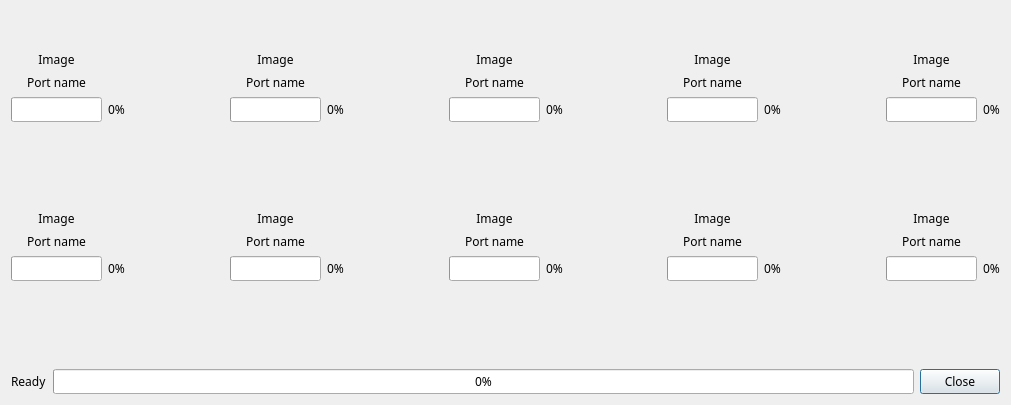
Before: the Qt Designer form modi_firmware_updater/assets/esp32_update_list.ui in LUXROBO/modi-firmware-updater, drawn with Qt 5.
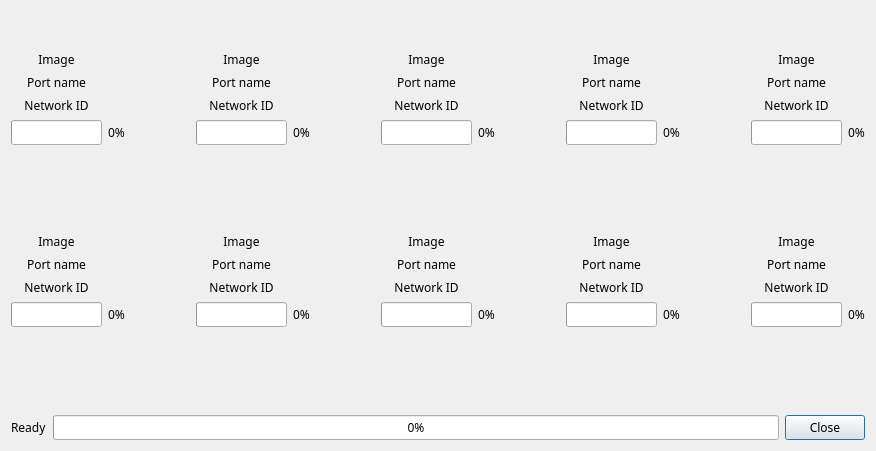
After: the same form once the commit is applied.

Commit message: ESP32 업데이트 UI에 네트워크 모듈 ID 표시

```diff
--- a/modi_firmware_updater/assets/esp32_update_list.ui
+++ b/modi_firmware_updater/assets/esp32_update_list.ui
@@ -6,8 +6,8 @@
    <rect>
     <x>0</x>
     <y>0</y>
-    <width>1011</width>
-    <height>392</height>
+    <width>876</width>
+    <height>429</height>
    </rect>
   </property>
   <property name="sizePolicy">
@@ -63,23 +63,7 @@
     <layout class="QHBoxLayout" name="horizontalLayout">
      <item>
       <layout class="QGridLayout" name="gridLayout">
-       <item row="2" column="0">
-        <widget class="QProgressBar" name="progress_bar_1">
-         <property name="value">
-          <number>0</number>
-         </property>
-         <property name="textVisible">
-          <bool>false</bool>
-         </property>
-         <property name="orientation">
-          <enum>Qt::Horizontal</enum>
-         </property>
-         <property name="textDirection">
-          <enum>QProgressBar::TopToBottom</enum>
-         </property>
-        </widget>
-       </item>
-       <item row="2" column="1">
+       <item row="3" column="1">
         <widget class="QLabel" name="progress_value_1">
          <property name="text">
           <string>0%</string>
@@ -89,16 +73,6 @@
          </property>
         </widget>
        </item>
-       <item row="1" column="0">
-        <widget class="QLabel" name="port_1">
-         <property name="text">
-          <string>Port name</string>
-         </property>
-         <property name="alignment">
-          <set>Qt::AlignCenter</set>
-         </property>
-        </widget>
-       </item>
        <item row="0" column="0">
         <widget class="QLabel" name="image_1">
          <property name="text">
@@ -110,6 +84,32 @@
         </widget>
        </item>
        <item row="3" column="0">
+        <widget class="QProgressBar" name="progress_bar_1">
+         <property name="value">
+          <number>0</number>
+         </property>
+         <property name="textVisible">
+          <bool>false</bool>
+         </property>
+         <property name="orientation">
+          <enum>Qt::Horizontal</enum>
+         </property>
+         <property name="textDirection">
+          <enum>QProgressBar::TopToBottom</enum>
+         </property>
+        </widget>
+       </item>
+       <item row="1" column="0">
+        <widget class="QLabel" name="port_1">
+         <property name="text">
+          <string>Port name</string>
+         </property>
+         <property name="alignment">
+          <set>Qt::AlignCenter</set>
+         </property>
+        </widget>
+       </item>
+       <item row="4" column="0">
         <widget class="QLabel" name="error_message_1">
          <property name="text">
           <string/>
@@ -119,6 +119,16 @@
          </property>
         </widget>
        </item>
+       <item row="2" column="0">
+        <widget class="QLabel" name="network_id_1">
+         <property name="text">
+          <string>Network ID</string>
+         </property>
+         <property name="alignment">
+          <set>Qt::AlignCenter</set>
+         </property>
+        </widget>
+       </item>
       </layout>
      </item>
      <item>
@@ -149,7 +159,7 @@
          </property>
         </widget>
        </item>
-       <item row="2" column="1">
+       <item row="3" column="1">
         <widget class="QLabel" name="progress_value_2">
          <property name="text">
           <string>0%</string>
@@ -159,33 +169,7 @@
          </property>
         </widget>
        </item>
-       <item row="2" column="0">
-        <widget class="QProgressBar" name="progress_bar_2">
-         <property name="value">
-          <number>0</number>
-         </property>
-         <property name="textVisible">
-          <bool>false</bool>
-         </property>
-         <property name="orientation">
-          <enum>Qt::Horizontal</enum>
-         </property>
-         <property name="textDirection">
-          <enum>QProgressBar::TopToBottom</enum>
-         </property>
-        </widget>
-       </item>
-       <item row="0" column="0">
-        <widget class="QLabel" name="image_2">
-         <property name="text">
-          <string>Image</string>
-         </property>
-         <property name="alignment">
-          <set>Qt::AlignCenter</set>
-         </property>
-        </widget>
-       </item>
-       <item row="3" column="0">
+       <item row="4" column="0">
         <widget class="QLabel" name="error_message_2">
          <property name="text">
           <string/>
@@ -195,6 +179,42 @@
          </property>
         </widget>
        </item>
+       <item row="0" column="0">
+        <widget class="QLabel" name="image_2">
+         <property name="text">
+          <string>Image</string>
+         </property>
+         <property name="alignment">
+          <set>Qt::AlignCenter</set>
+         </property>
+        </widget>
+       </item>
+       <item row="3" column="0">
+        <widget class="QProgressBar" name="progress_bar_2">
+         <property name="value">
+          <number>0</number>
+         </property>
+         <property name="textVisible">
+          <bool>false</bool>
+         </property>
+         <property name="orientation">
+          <enum>Qt::Horizontal</enum>
+         </property>
+         <property name="textDirection">
+          <enum>QProgressBar::TopToBottom</enum>
+         </property>
+        </widget>
+       </item>
+       <item row="2" column="0">
+        <widget class="QLabel" name="network_id_2">
+         <property name="text">
+          <string>Network ID</string>
+         </property>
+         <property name="alignment">
+          <set>Qt::AlignCenter</set>
+         </property>
+        </widget>
+       </item>
       </layout>
      </item>
      <item>
@@ -225,17 +245,7 @@
          </property>
         </widget>
        </item>
-       <item row="1" column="0">
-        <widget class="QLabel" name="port_3">
-         <property name="text">
-          <string>Port name</string>
-         </property>
-         <property name="alignment">
-          <set>Qt::AlignCenter</set>
-         </property>
-        </widget>
-       </item>
-       <item row="2" column="0">
+       <item row="3" column="0">
         <widget class="QProgressBar" name="progress_bar_3">
          <property name="value">
           <number>0</number>
@@ -251,7 +261,7 @@
          </property>
         </widget>
        </item>
-       <item row="2" column="1">
+       <item row="3" column="1">
         <widget class="QLabel" name="progress_value_3">
          <property name="text">
           <string>0%</string>
@@ -261,7 +271,17 @@
          </property>
         </widget>
        </item>
-       <item row="3" column="0">
+       <item row="1" column="0">
+        <widget class="QLabel" name="port_3">
+         <property name="text">
+          <string>Port name</string>
+         </property>
+         <property name="alignment">
+          <set>Qt::AlignCenter</set>
+         </property>
+        </widget>
+       </item>
+       <item row="4" column="0">
         <widget class="QLabel" name="error_message_3">
          <property name="text">
           <string/>
@@ -271,6 +291,16 @@
          </property>
         </widget>
        </item>
+       <item row="2" column="0">
+        <widget class="QLabel" name="network_id_3">
+         <property name="text">
+          <string>Network ID</string>
+         </property>
+         <property name="alignment">
+          <set>Qt::AlignCenter</set>
+         </property>
+        </widget>
+       </item>
       </layout>
      </item>
      <item>
@@ -291,17 +321,7 @@
      </item>
      <item>
       <layout class="QGridLayout" name="gridLayout_4">
-       <item row="0" column="0">
-        <widget class="QLabel" name="image_4">
-         <property name="text">
-          <string>Image</string>
-         </property>
-         <property name="alignment">
-          <set>Qt::AlignCenter</set>
-         </property>
-        </widget>
-       </item>
-       <item row="2" column="1">
+       <item row="3" column="1">
         <widget class="QLabel" name="progress_value_4">
          <property name="text">
           <string>0%</string>
@@ -311,6 +331,16 @@
          </property>
         </widget>
        </item>
+       <item row="4" column="0">
+        <widget class="QLabel" name="error_message_4">
+         <property name="text">
+          <string/>
+         </property>
+         <property name="alignment">
+          <set>Qt::AlignCenter</set>
+         </property>
+        </widget>
+       </item>
        <item row="1" column="0">
         <widget class="QLabel" name="port_4">
          <property name="text">
@@ -321,7 +351,17 @@
          </property>
         </widget>
        </item>
-       <item row="2" column="0">
+       <item row="0" column="0">
+        <widget class="QLabel" name="image_4">
+         <property name="text">
+          <string>Image</string>
+         </property>
+         <property name="alignment">
+          <set>Qt::AlignCenter</set>
+         </property>
+        </widget>
+       </item>
+       <item row="3" column="0">
         <widget class="QProgressBar" name="progress_bar_4">
          <property name="value">
           <number>0</number>
@@ -337,10 +377,10 @@
          </property>
         </widget>
        </item>
-       <item row="3" column="0">
-        <widget class="QLabel" name="error_message_4">
+       <item row="2" column="0">
+        <widget class="QLabel" name="network_id_4">
          <property name="text">
-          <string/>
+          <string>Network ID</string>
          </property>
          <property name="alignment">
           <set>Qt::AlignCenter</set>
@@ -367,42 +407,6 @@
      </item>
      <item>
       <layout class="QGridLayout" name="gridLayout_5">
-       <item row="2" column="0">
-        <widget class="QProgressBar" name="progress_bar_5">
-         <property name="value">
-          <number>0</number>
-         </property>
-         <property name="textVisible">
-          <bool>false</bool>
-         </property>
-         <property name="orientation">
-          <enum>Qt::Horizontal</enum>
-         </property>
-         <property name="textDirection">
-          <enum>QProgressBar::TopToBottom</enum>
-         </property>
-        </widget>
-       </item>
-       <item row="0" column="0">
-        <widget class="QLabel" name="image_5">
-         <property name="text">
-          <string>Image</string>
-         </property>
-         <property name="alignment">
-          <set>Qt::AlignCenter</set>
-         </property>
-        </widget>
-       </item>
-       <item row="2" column="1">
-        <widget class="QLabel" name="progress_value_5">
-         <property name="text">
-          <string>0%</string>
-         </property>
-         <property name="alignment">
-          <set>Qt::AlignCenter</set>
-         </property>
-        </widget>
-       </item>
        <item row="1" column="0">
         <widget class="QLabel" name="port_5">
          <property name="text">
@@ -413,7 +417,17 @@
          </property>
         </widget>
        </item>
-       <item row="3" column="0">
+       <item row="0" column="0">
+        <widget class="QLabel" name="image_5">
+         <property name="text">
+          <string>Image</string>
+         </property>
+         <property name="alignment">
+          <set>Qt::AlignCenter</set>
+         </property>
+        </widget>
+       </item>
+       <item row="4" column="0">
         <widget class="QLabel" name="error_message_5">
          <property name="text">
           <string/>
@@ -423,6 +437,42 @@
          </property>
         </widget>
        </item>
+       <item row="3" column="1">
+        <widget class="QLabel" name="progress_value_5">
+         <property name="text">
+          <string>0%</string>
+         </property>
+         <property name="alignment">
+          <set>Qt::AlignCenter</set>
+         </property>
+        </widget>
+       </item>
+       <item row="3" column="0">
+        <widget class="QProgressBar" name="progress_bar_5">
+         <property name="value">
+          <number>0</number>
+         </property>
+         <property name="textVisible">
+          <bool>false</bool>
+         </property>
+         <property name="orientation">
+          <enum>Qt::Horizontal</enum>
+         </property>
+         <property name="textDirection">
+          <enum>QProgressBar::TopToBottom</enum>
+         </property>
+        </widget>
+       </item>
+       <item row="2" column="0">
+        <widget class="QLabel" name="network_id_5">
+         <property name="text">
+          <string>Network ID</string>
+         </property>
+         <property name="alignment">
+          <set>Qt::AlignCenter</set>
+         </property>
+        </widget>
+       </item>
       </layout>
      </item>
     </layout>
@@ -447,17 +497,7 @@
     <layout class="QHBoxLayout" name="horizontalLayout_2">
      <item>
       <layout class="QGridLayout" name="gridLayout_6">
-       <item row="0" column="0">
-        <widget class="QLabel" name="image_6">
-         <property name="text">
-          <string>Image</string>
-         </property>
-         <property name="alignment">
-          <set>Qt::AlignCenter</set>
-         </property>
-        </widget>
-       </item>
-       <item row="2" column="0">
+       <item row="3" column="0">
         <widget class="QProgressBar" name="progress_bar_6">
          <property name="value">
           <number>0</number>
@@ -473,16 +513,6 @@
          </property>
         </widget>
        </item>
-       <item row="2" column="1">
-        <widget class="QLabel" name="progress_value_6">
-         <property name="text">
-          <string>0%</string>
-         </property>
-         <property name="alignment">
-          <set>Qt::AlignCenter</set>
-         </property>
-        </widget>
-       </item>
        <item row="1" column="0">
         <widget class="QLabel" name="port_6">
          <property name="text">
@@ -493,7 +523,17 @@
          </property>
         </widget>
        </item>
-       <item row="3" column="0">
+       <item row="0" column="0">
+        <widget class="QLabel" name="image_6">
+         <property name="text">
+          <string>Image</string>
+         </property>
+         <property name="alignment">
+          <set>Qt::AlignCenter</set>
+         </property>
+        </widget>
+       </item>
+       <item row="4" column="0">
         <widget class="QLabel" name="error_message_6">
          <property name="text">
           <string/>
@@ -503,6 +543,26 @@
          </property>
         </widget>
        </item>
+       <item row="3" column="1">
+        <widget class="QLabel" name="progress_value_6">
+         <property name="text">
+          <string>0%</string>
+         </property>
+         <property name="alignment">
+          <set>Qt::AlignCenter</set>
+         </property>
+        </widget>
+       </item>
+       <item row="2" column="0">
+        <widget class="QLabel" name="network_id_6">
+         <property name="text">
+          <string>Network ID</string>
+         </property>
+         <property name="alignment">
+          <set>Qt::AlignCenter</set>
+         </property>
+        </widget>
+       </item>
       </layout>
      </item>
      <item>
@@ -523,6 +583,26 @@
      </item>
      <item>
       <layout class="QGridLayout" name="gridLayout_7">
+       <item row="3" column="1">
+        <widget class="QLabel" name="progress_value_7">
+         <property name="text">
+          <string>0%</string>
+         </property>
+         <property name="alignment">
+          <set>Qt::AlignCenter</set>
+         </property>
+        </widget>
+       </item>
+       <item row="4" column="0">
+        <widget class="QLabel" name="error_message_7">
+         <property name="text">
+          <string/>
+         </property>
+         <property name="alignment">
+          <set>Qt::AlignCenter</set>
+         </property>
+        </widget>
+       </item>
        <item row="0" column="0">
         <widget class="QLabel" name="image_7">
          <property name="text">
@@ -543,7 +623,7 @@
          </property>
         </widget>
        </item>
-       <item row="2" column="0">
+       <item row="3" column="0">
         <widget class="QProgressBar" name="progress_bar_7">
          <property name="value">
           <number>0</number>
@@ -559,20 +639,10 @@
          </property>
         </widget>
        </item>
-       <item row="2" column="1">
-        <widget class="QLabel" name="progress_value_7">
+       <item row="2" column="0">
+        <widget class="QLabel" name="network_id_7">
          <property name="text">
-          <string>0%</string>
-         </property>
-         <property name="alignment">
-          <set>Qt::AlignCenter</set>
-         </property>
-        </widget>
-       </item>
-       <item row="3" column="0">
-        <widget class="QLabel" name="error_message_7">
-         <property name="text">
-          <string/>
+          <string>Network ID</string>
          </property>
          <property name="alignment">
           <set>Qt::AlignCenter</set>
@@ -599,7 +669,7 @@
      </item>
      <item>
       <layout class="QGridLayout" name="gridLayout_8">
-       <item row="2" column="0">
+       <item row="3" column="0">
         <widget class="QProgressBar" name="progress_bar_8">
          <property name="value">
           <number>0</number>
@@ -635,17 +705,7 @@
          </property>
         </widget>
        </item>
-       <item row="2" column="1">
-        <widget class="QLabel" name="progress_value_8">
-         <property name="text">
-          <string>0%</string>
-         </property>
-         <property name="alignment">
-          <set>Qt::AlignCenter</set>
-         </property>
-        </widget>
-       </item>
-       <item row="3" column="0">
+       <item row="4" column="0">
         <widget class="QLabel" name="error_message_8">
          <property name="text">
           <string/>
@@ -655,6 +715,26 @@
          </property>
         </widget>
        </item>
+       <item row="3" column="1">
+        <widget class="QLabel" name="progress_value_8">
+         <property name="text">
+          <string>0%</string>
+         </property>
+         <property name="alignment">
+          <set>Qt::AlignCenter</set>
+         </property>
+        </widget>
+       </item>
+       <item row="2" column="0">
+        <widget class="QLabel" name="network_id_8">
+         <property name="text">
+          <string>Network ID</string>
+         </property>
+         <property name="alignment">
+          <set>Qt::AlignCenter</set>
+         </property>
+        </widget>
+       </item>
       </layout>
      </item>
      <item>
@@ -675,7 +755,7 @@
      </item>
      <item>
       <layout class="QGridLayout" name="gridLayout_9">
-       <item row="2" column="0">
+       <item row="3" column="0">
         <widget class="QProgressBar" name="progress_bar_9">
          <property name="value">
           <number>0</number>
@@ -691,7 +771,17 @@
          </property>
         </widget>
        </item>
-       <item row="2" column="1">
+       <item row="0" column="0">
+        <widget class="QLabel" name="image_9">
+         <property name="text">
+          <string>Image</string>
+         </property>
+         <property name="alignment">
+          <set>Qt::AlignCenter</set>
+         </property>
+        </widget>
+       </item>
+       <item row="3" column="1">
         <widget class="QLabel" name="progress_value_9">
          <property name="text">
           <string>0%</string>
@@ -711,17 +801,7 @@
          </property>
         </widget>
        </item>
-       <item row="0" column="0">
-        <widget class="QLabel" name="image_9">
-         <property name="text">
-          <string>Image</string>
-         </property>
-         <property name="alignment">
-          <set>Qt::AlignCenter</set>
-         </property>
-        </widget>
-       </item>
-       <item row="3" column="0">
+       <item row="4" column="0">
         <widget class="QLabel" name="error_message_9">
          <property name="text">
           <string/>
@@ -731,6 +811,16 @@
          </property>
         </widget>
        </item>
+       <item row="2" column="0">
+        <widget class="QLabel" name="network_id_9">
+         <property name="text">
+          <string>Network ID</string>
+         </property>
+         <property name="alignment">
+          <set>Qt::AlignCenter</set>
+         </property>
+        </widget>
+       </item>
       </layout>
      </item>
      <item>
@@ -751,22 +841,6 @@
      </item>
      <item>
       <layout class="QGridLayout" name="gridLayout_10">
-       <item row="2" column="0">
-        <widget class="QProgressBar" name="progress_bar_10">
-         <property name="value">
-          <number>0</number>
-         </property>
-         <property name="textVisible">
-          <bool>false</bool>
-         </property>
-         <property name="orientation">
-          <enum>Qt::Horizontal</enum>
-         </property>
-         <property name="textDirection">
-          <enum>QProgressBar::TopToBottom</enum>
-         </property>
-        </widget>
-       </item>
        <item row="0" column="0">
         <widget class="QLabel" name="image_10">
          <property name="text">
@@ -777,16 +851,6 @@
          </property>
         </widget>
        </item>
-       <item row="2" column="1">
-        <widget class="QLabel" name="progress_value_10">
-         <property name="text">
-          <string>0%</string>
-         </property>
-         <property name="alignment">
-          <set>Qt::AlignCenter</set>
-         </property>
-        </widget>
-       </item>
        <item row="1" column="0">
         <widget class="QLabel" name="port_10">
          <property name="text">
@@ -797,7 +861,7 @@
          </property>
         </widget>
        </item>
-       <item row="3" column="0">
+       <item row="4" column="0">
         <widget class="QLabel" name="error_message_10">
          <property name="text">
           <string/>
@@ -807,6 +871,42 @@
          </property>
         </widget>
        </item>
+       <item row="3" column="1">
+        <widget class="QLabel" name="progress_value_10">
+         <property name="text">
+          <string>0%</string>
+         </property>
+         <property name="alignment">
+          <set>Qt::AlignCenter</set>
+         </property>
+        </widget>
+       </item>
+       <item row="3" column="0">
+        <widget class="QProgressBar" name="progress_bar_10">
+         <property name="value">
+          <number>0</number>
+         </property>
+         <property name="textVisible">
+          <bool>false</bool>
+         </property>
+         <property name="orientation">
+          <enum>Qt::Horizontal</enum>
+         </property>
+         <property name="textDirection">
+          <enum>QProgressBar::TopToBottom</enum>
+         </property>
+        </widget>
+       </item>
+       <item row="2" column="0">
+        <widget class="QLabel" name="network_id_10">
+         <property name="text">
+          <string>Network ID</string>
+         </property>
+         <property name="alignment">
+          <set>Qt::AlignCenter</set>
+         </property>
+        </widget>
+       </item>
       </layout>
      </item>
     </layout>
```
The commit also changes 2 other files.
